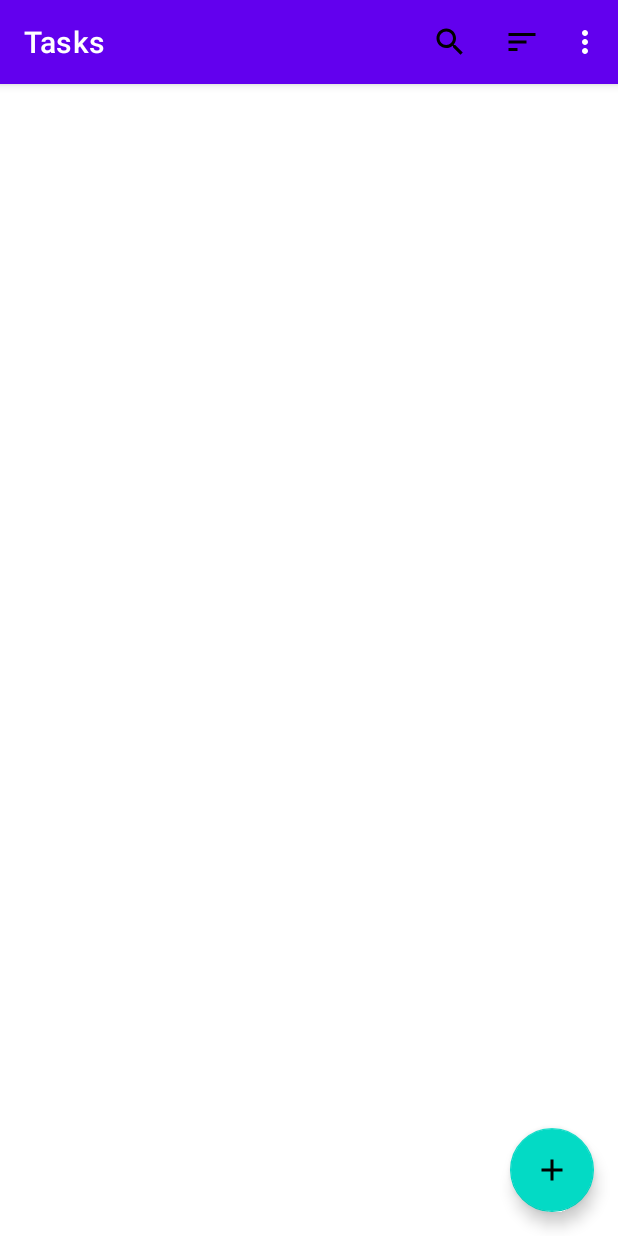
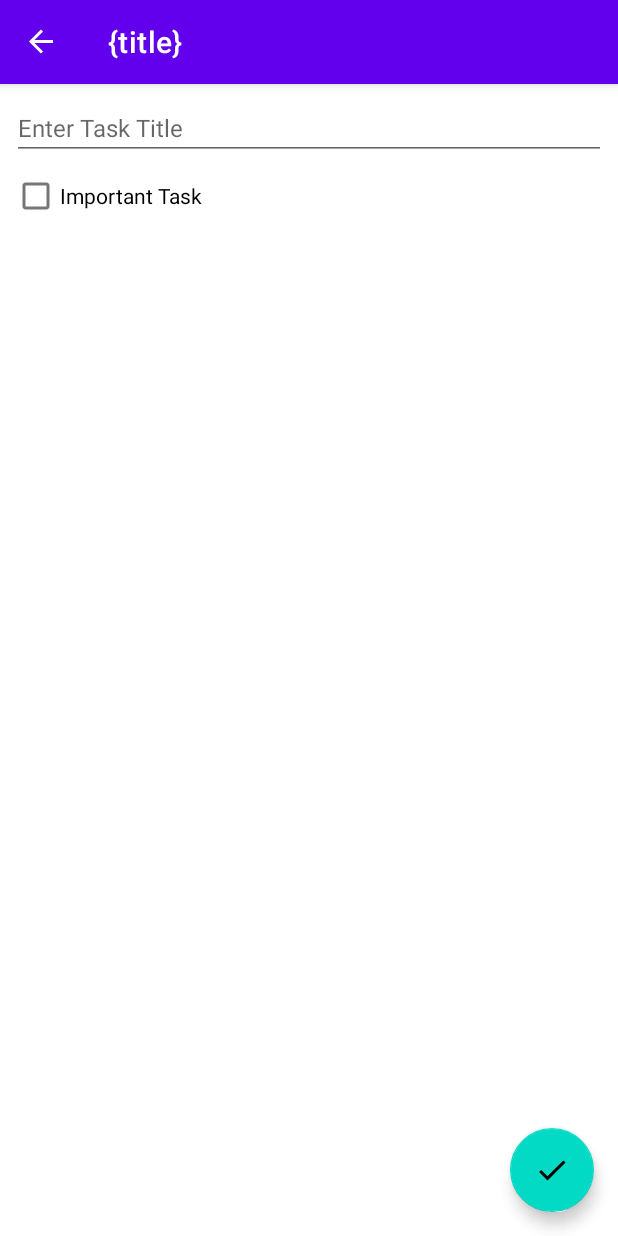
Before and after one commit to iAbanoubSamir/KeepNote, an Android app: the screen it shows after launch (MainActivity), after a tap on an icon or button, on a phone screen of 412 x 824 dp. Run offline under Robolectric (Android 15) with nearby library versions, the phone set to English and light mode, and no system bars; our stand-ins replace Dagger/Hilt's generated code, Room's generated code, navigation-ui; libraries missing offline, so code that uses them is left out: androidx.datastore.preferences, androidx.hilt, androidx.hilt.lifecycle; 2 statements that could not run were skipped.

Commit message:
create add & edit task fragment

```diff
--- /dev/null
+++ b/app/src/main/java/com/abanoub/samir/keep/ui/view/addedit/AddEditTaskFragment.kt
@@ -0,0 +1,28 @@
+package com.abanoub.samir.keep.ui.view.addedit
+
+import android.os.Bundle
+import android.view.View
+import androidx.core.view.isVisible
+import androidx.fragment.app.Fragment
+import androidx.fragment.app.viewModels
+import com.abanoub.samir.keep.R
+import com.abanoub.samir.keep.databinding.FragmentAddEditTaskBinding
+import dagger.hilt.android.AndroidEntryPoint
+
+@AndroidEntryPoint
+class AddEditTaskFragment : Fragment(R.layout.fragment_add_edit_task) {
+    private val viewModel: AddEditTaskViewModel by viewModels()
+
+    override fun onViewCreated(view: View, savedInstanceState: Bundle?) {
+        super.onViewCreated(view, savedInstanceState)
+        val binding = FragmentAddEditTaskBinding.bind(view)
+
+        binding.apply {
+            editTextTaskName.setText(viewModel.taskName)
+            checkBoxImportant.isChecked = viewModel.taskImportance
+            checkBoxImportant.jumpDrawablesToCurrentState()
+            textViewDateCreated.isVisible = viewModel.task != null
+            textViewDateCreated.text = "Created at: ${viewModel.task?.createdDateFormatter}"
+        }
+    }
+}
--- /dev/null
+++ b/app/src/main/java/com/abanoub/samir/keep/ui/view/addedit/AddEditTaskViewModel.kt
@@ -0,0 +1,28 @@
+package com.abanoub.samir.keep.ui.view.addedit
+
+import androidx.hilt.Assisted
+import androidx.hilt.lifecycle.ViewModelInject
+import androidx.lifecycle.SavedStateHandle
+import androidx.lifecycle.ViewModel
+import com.abanoub.samir.keep.data.local.tasks.Task
+import com.abanoub.samir.keep.data.local.tasks.TaskDao
+
+class AddEditTaskViewModel @ViewModelInject constructor(
+    private val taskDao: TaskDao,
+    @Assisted private val state: SavedStateHandle
+) : ViewModel() {
+
+    val task = state.get<Task>("task")
+
+    var taskName = state.get<String>("taskName") ?: task?.name ?: ""
+        set(value) {
+            field = value
+            state.set("taskName", value)
+        }
+
+    var taskImportance = state.get<Boolean>("taskImportance") ?: task?.important ?: false
+        set(value) {
+            field = value
+            state.set("taskImportance", value)
+        }
+}
--- a/app/src/main/res/layout/fragment_add_edit_task.xml
+++ b/app/src/main/res/layout/fragment_add_edit_task.xml
@@ -2,7 +2,8 @@
 <androidx.coordinatorlayout.widget.CoordinatorLayout xmlns:android="http://schemas.android.com/apk/res/android"
     xmlns:tools="http://schemas.android.com/tools"
     android:layout_width="match_parent"
-    android:layout_height="match_parent">
+    android:layout_height="match_parent"
+    tools:context=".ui.view.addedit.AddEditTaskFragment">
 
     <LinearLayout
         android:layout_width="match_parent"
```
